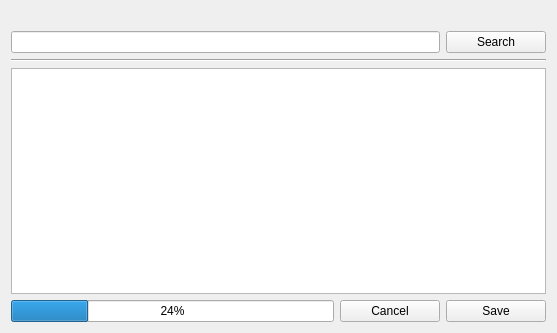
shahid334/sayonara-player, file branches/sayonara-515/GUI/alternate_covers/GUI_Alternate_Covers.ui: the form before one commit.
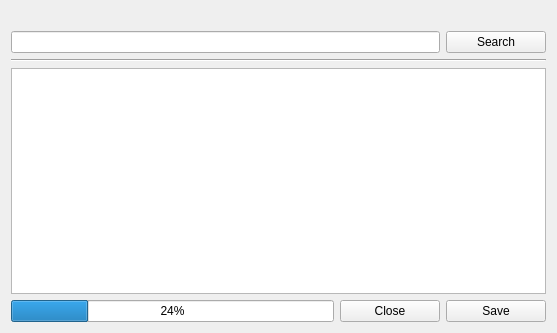
The form after the commit.

Diff of the .ui file:
```diff
--- a/branches/sayonara-515/GUI/alternate_covers/GUI_Alternate_Covers.ui
+++ b/branches/sayonara-515/GUI/alternate_covers/GUI_Alternate_Covers.ui
@@ -135,7 +135,7 @@
       <enum>Qt::NoFocus</enum>
      </property>
      <property name="text">
-      <string>Cancel</string>
+      <string>Close</string>
      </property>
     </widget>
    </item>
```
